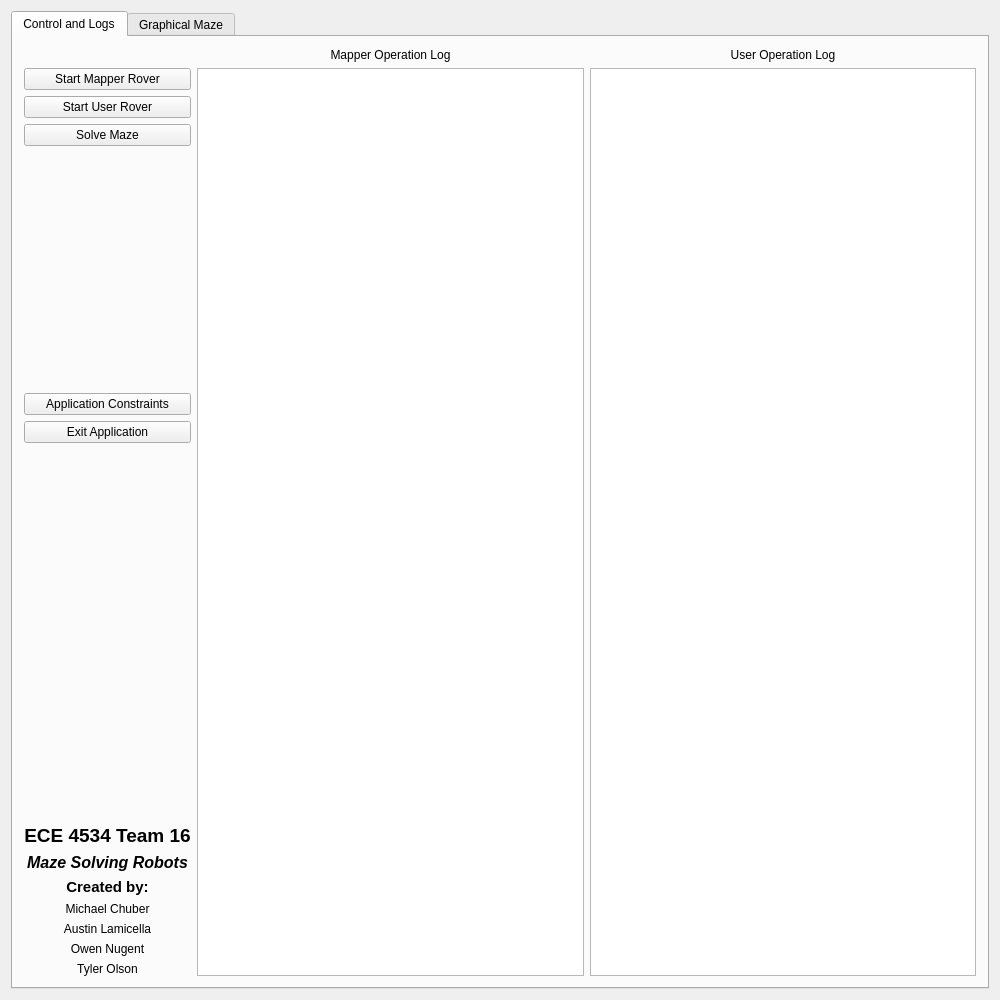
Before: the Qt Designer form Release/widget.ui in ECE4534TEAM16/Pi, drawn with Qt 5.
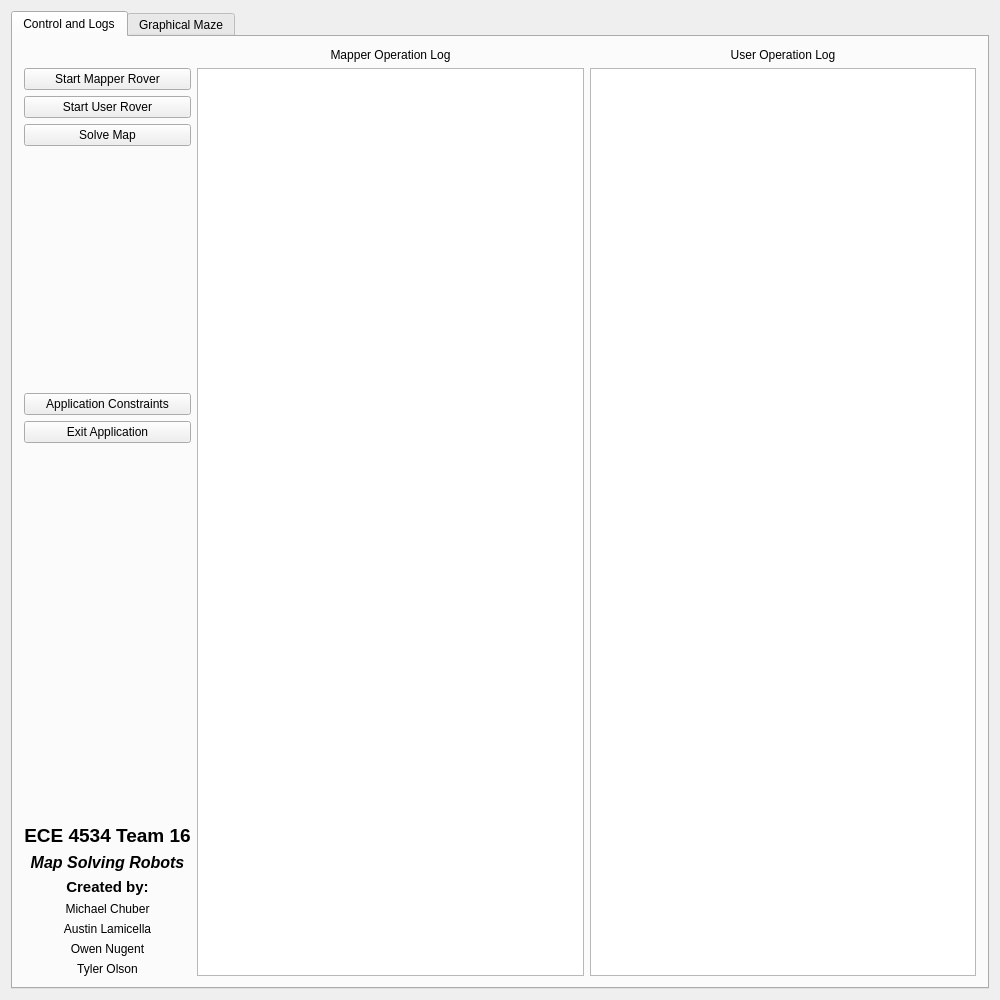
After: the same form once the commit is applied.

The edit to the form file:
```diff
--- a/Release/widget.ui
+++ b/Release/widget.ui
@@ -85,7 +85,7 @@
             </font>
            </property>
            <property name="text">
-            <string>Maze Solving Robots</string>
+            <string>Map Solving Robots</string>
            </property>
            <property name="alignment">
             <set>Qt::AlignCenter</set>
@@ -172,7 +172,7 @@
          <item>
           <widget class="QPushButton" name="mazeSolve_button">
            <property name="text">
-            <string>Solve Maze</string>
+            <string>Solve Map</string>
            </property>
           </widget>
          </item>
```
Left out of the diff: 2 changed lines with no effect on the pictures.
